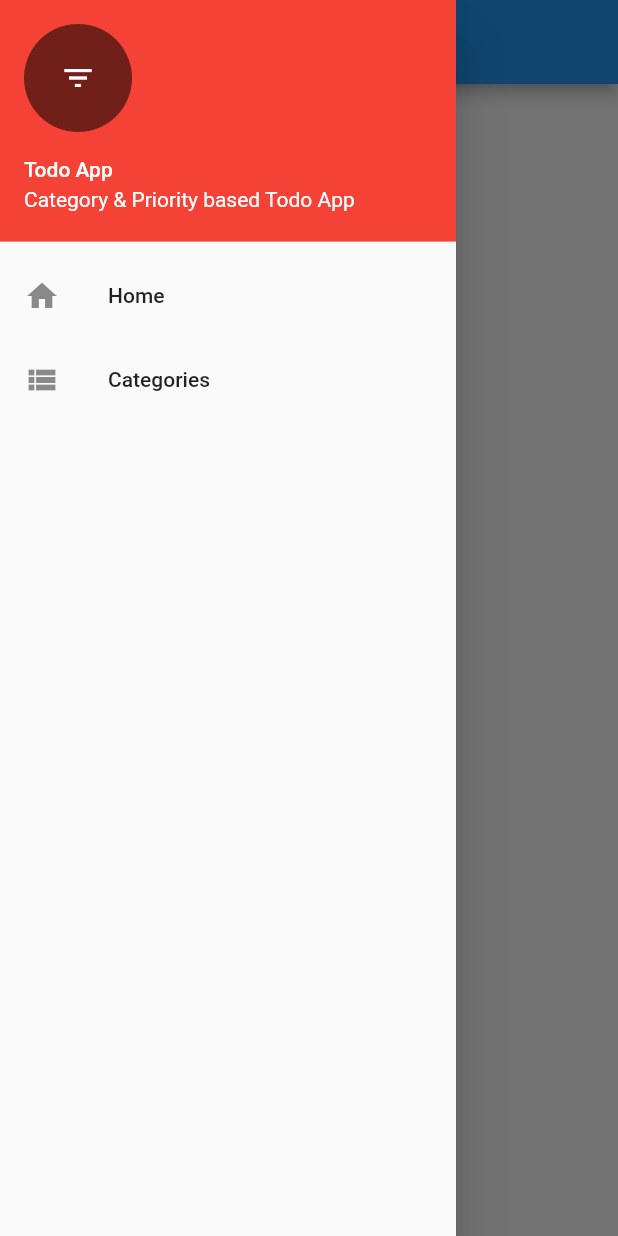
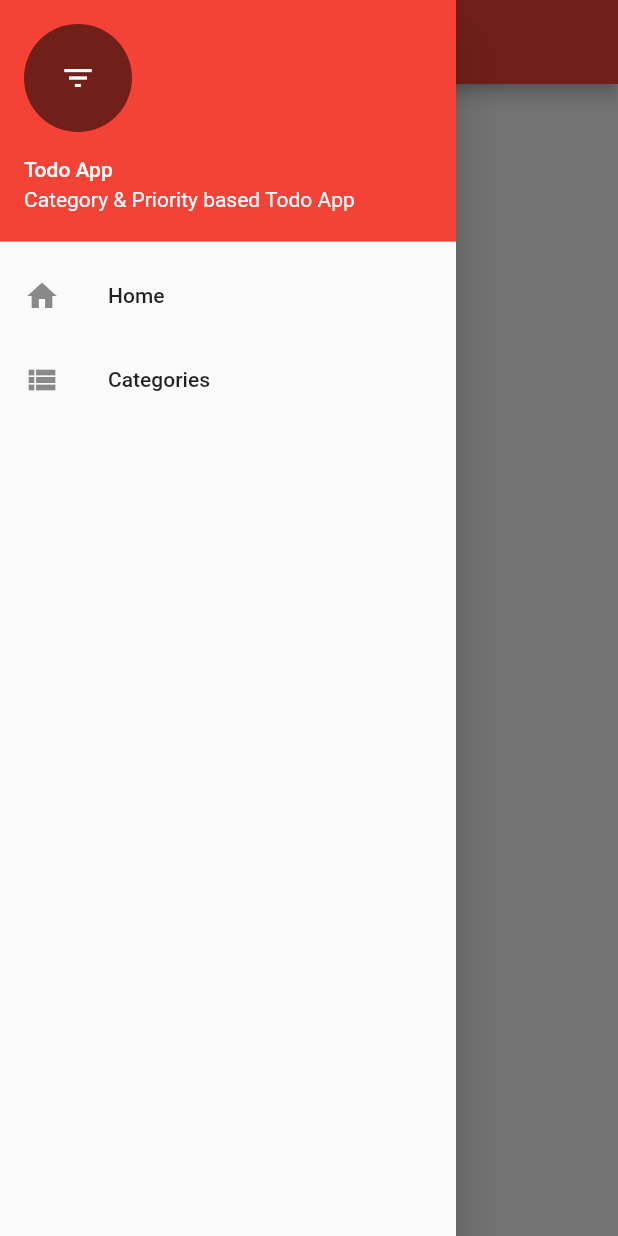
Before and after one commit to ella97/todo_app, a Flutter app: the screen it shows after launch, with the side drawer open, on a phone screen of 412 x 824 dp. Run offline on Flutter 3.47's test engine with Material 2 defaults, Android fonts, the phone set to English and light mode, and no system bars.

Commit message:
fixing styles

```diff
--- a/lib/src/app.dart
+++ b/lib/src/app.dart
@@ -6,6 +6,9 @@ class App extends StatelessWidget {
   Widget build(BuildContext context) {
     return MaterialApp(
       home: HomeScreen(),
+      theme: ThemeData(
+        primarySwatch: Colors.red,
+      ),
     );
   }
 }
```
Also changed, not shown: lib/screens/categories_screen.dart (+14 -2 lines).
